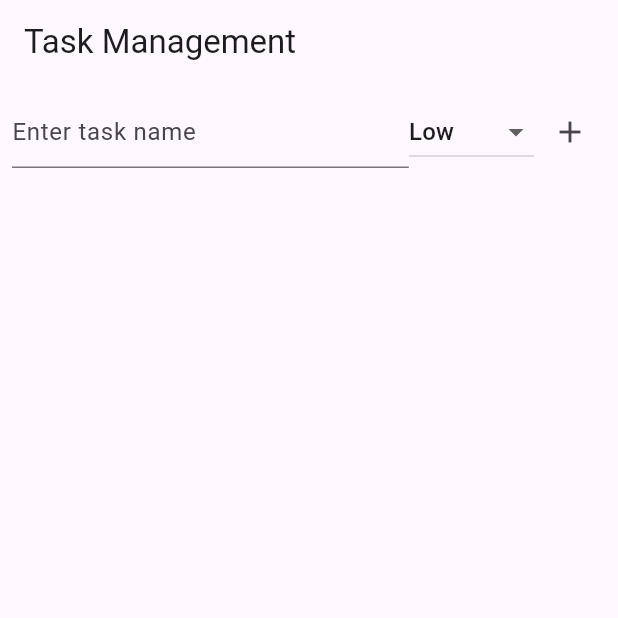
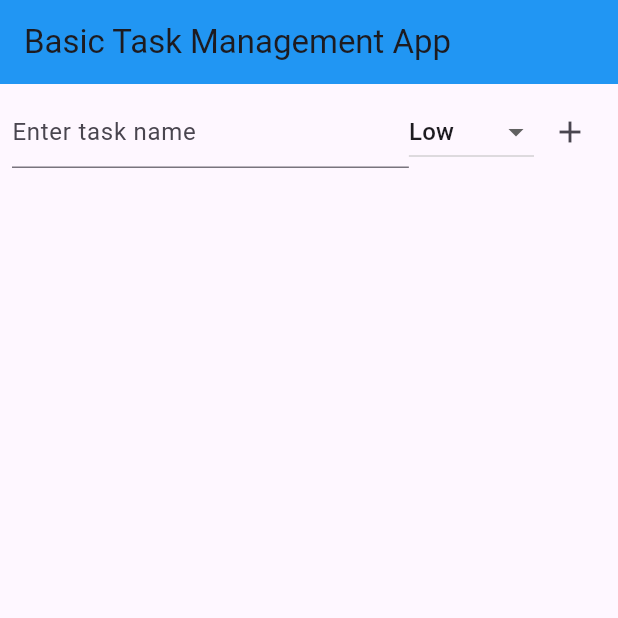
Before and after one commit to abdulbasith007/Task-Manager---Flutter, a Flutter app: the screen it shows after launch, on a phone screen of 412 x 824 dp, the top half of it. Run offline on Flutter 3.47's test engine with Material 3 defaults, Android fonts, the phone set to English and light mode, and no system bars.

Commit message:
Minor changes

```diff
--- a/lib/main.dart
+++ b/lib/main.dart
@@ -71,7 +71,8 @@ class _TaskListScreenState extends State<TaskListScreen> {
   Widget build(BuildContext context) {
     return Scaffold(
       appBar: AppBar(
-        title: const Text('Task Management'),
+        title: const Text('Basic Task Management App'),
+        backgroundColor: Colors.blue,
       ),
       body: Column(
         children: [
```
